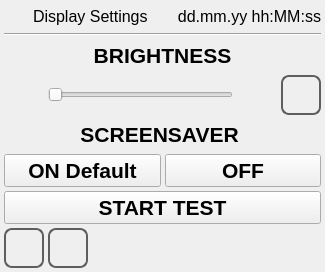
This is qt_library/ATCMsystem/display_settings.ui in MECTsrl/mect_plugins as Qt 5 draws it before an edit. The edited form follows.
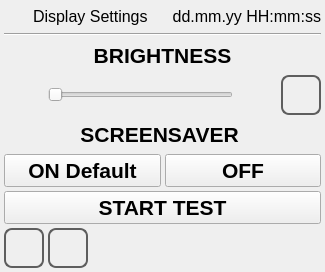
This is the edited form. Icons and pictures are not drawn.

Patch:
```diff
--- a/qt_library/ATCMsystem/display_settings.ui
+++ b/qt_library/ATCMsystem/display_settings.ui
@@ -119,7 +119,7 @@
         <enum>Qt::NoFocus</enum>
        </property>
        <property name="text">
-        <string>dd.mm.yy hh:MM:ss</string>
+        <string>dd.mm.yy HH:mm:ss</string>
        </property>
        <property name="alignment">
         <set>Qt::AlignRight|Qt::AlignTrailing|Qt::AlignVCenter</set>
```
